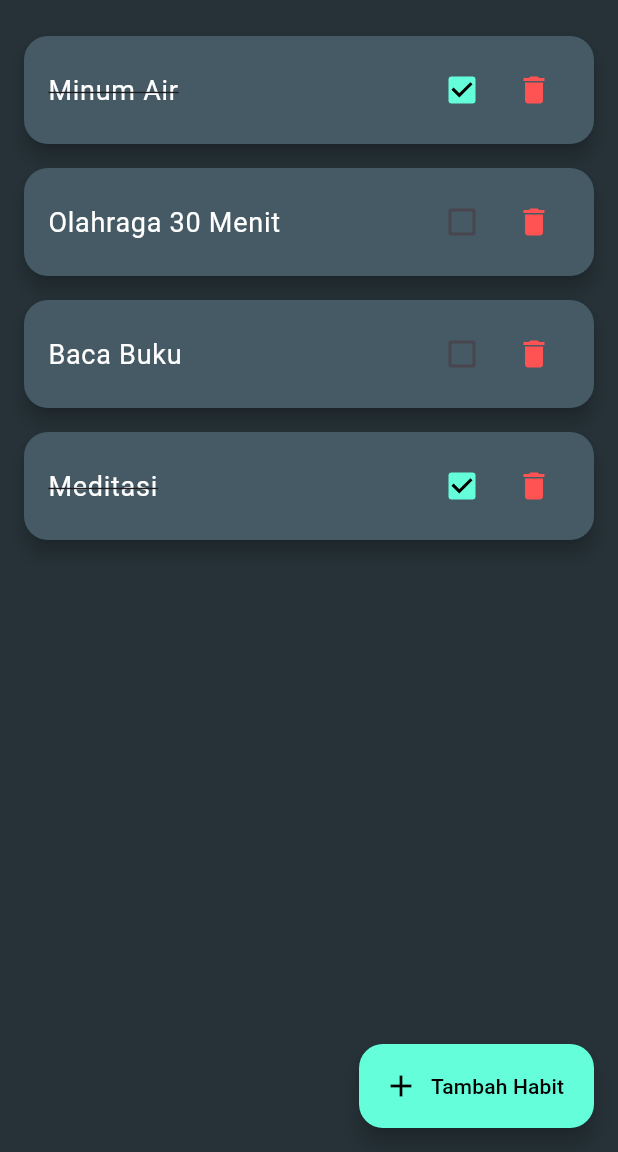
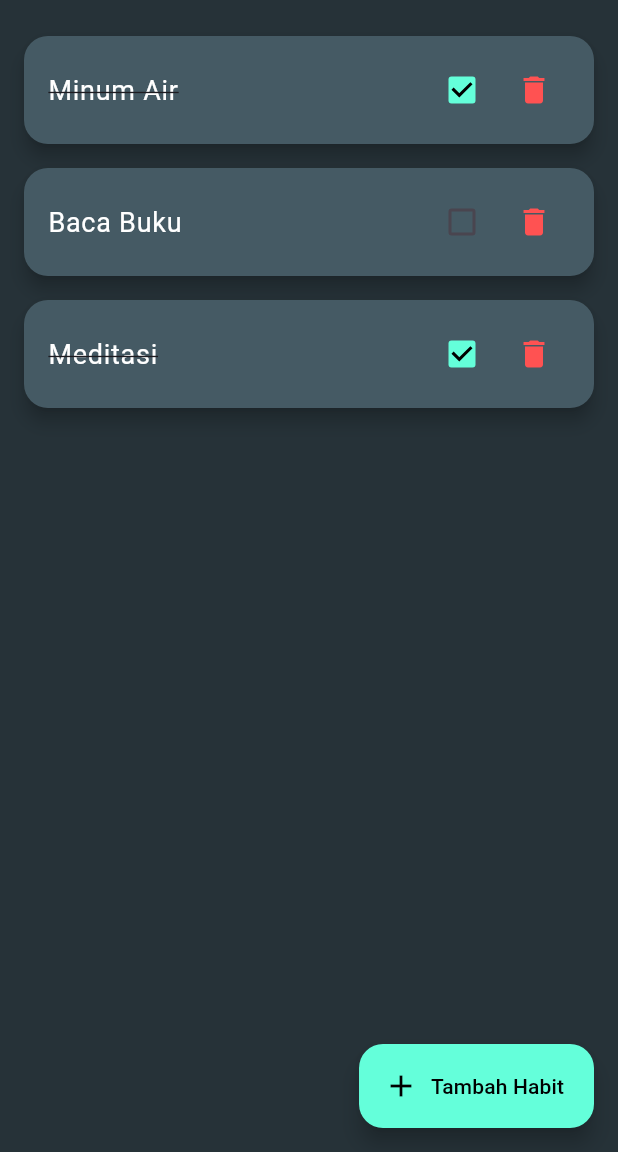
Before and after one commit to khokelo/my-habits-tracker, a Flutter app: the screen it shows after launch, on a phone screen of 412 x 824 dp, the part 84-1236 px from its top. Run offline on Flutter 3.47's test engine with Material 3 defaults, Android fonts, the phone set to English and light mode, and no system bars.

Commit message:
Update main.dart

```diff
--- a/lib/main.dart
+++ b/lib/main.dart
@@ -40,7 +40,6 @@ class _HomePageState extends State<HomePage> {
   /// List data habit (dummy awal)
   List<Map<String, dynamic>> habits = [
     {"nama": "Minum Air", "selesai": true},
-    {"nama": "Olahraga 30 Menit", "selesai": false},
     {"nama": "Baca Buku", "selesai": false},
     {"nama": "Meditasi", "selesai": true},
   ];
```
